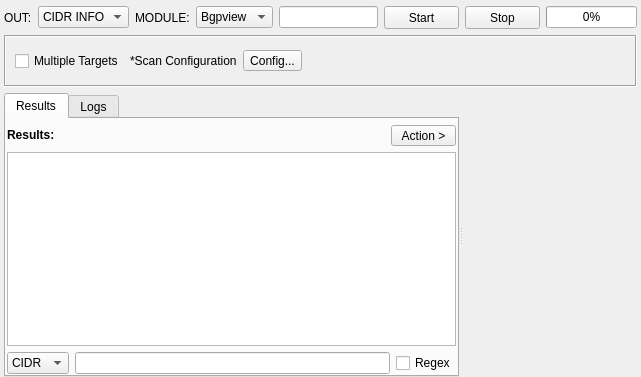
This is sub3suite/src/enums/cidr/CidrEnum.ui in 3nock/OTE as Qt 5 draws it before an edit. The edited form follows.
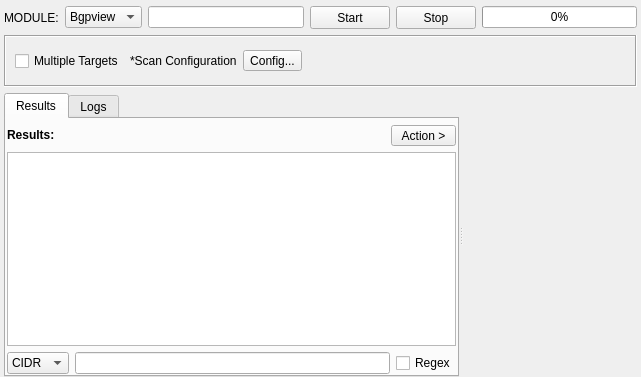
This is the edited form. Custom widgets are drawn as their Qt base class.

```diff
--- a/sub3suite/src/enums/cidr/CidrEnum.ui
+++ b/sub3suite/src/enums/cidr/CidrEnum.ui
@@ -28,28 +28,6 @@
    </property>
    <item>
     <layout class="QHBoxLayout" name="horizontalLayout_2">
-     <item>
-      <widget class="QLabel" name="labelOutput">
-       <property name="text">
-        <string>OUT:</string>
-       </property>
-      </widget>
-     </item>
-     <item>
-      <widget class="QComboBox" name="comboBoxOption">
-       <property name="minimumSize">
-        <size>
-         <width>0</width>
-         <height>0</height>
-        </size>
-       </property>
-       <item>
-        <property name="text">
-         <string>CIDR INFO</string>
-        </property>
-       </item>
-      </widget>
-     </item>
      <item>
       <widget class="QLabel" name="labelModule">
        <property name="text">
```
